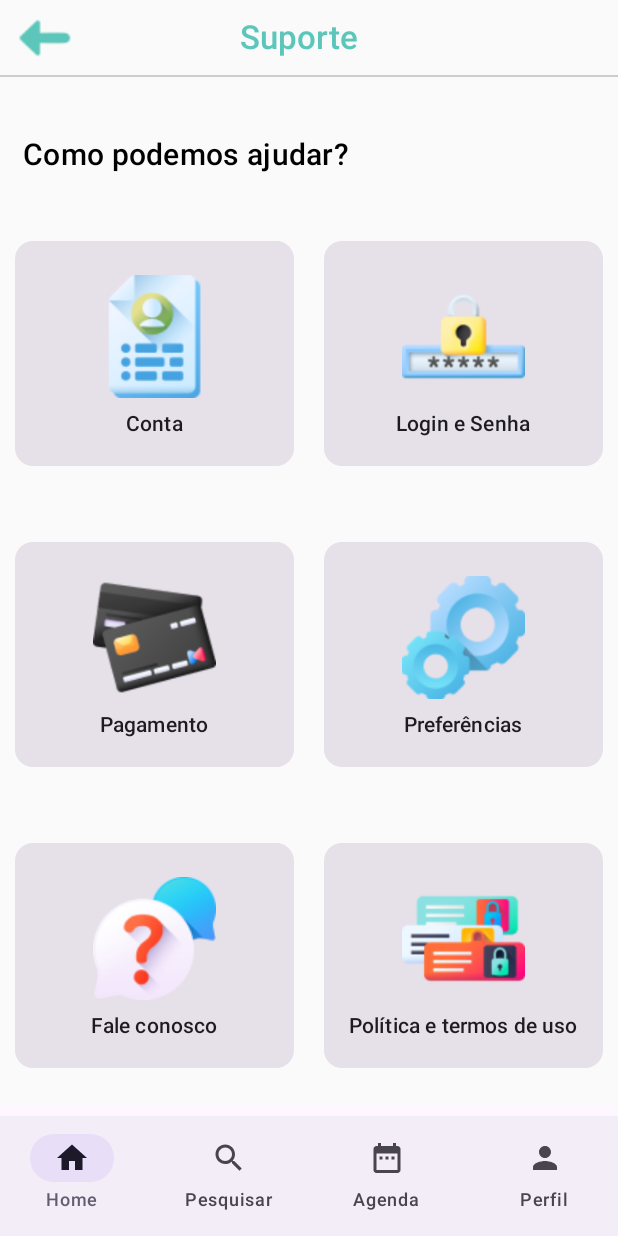
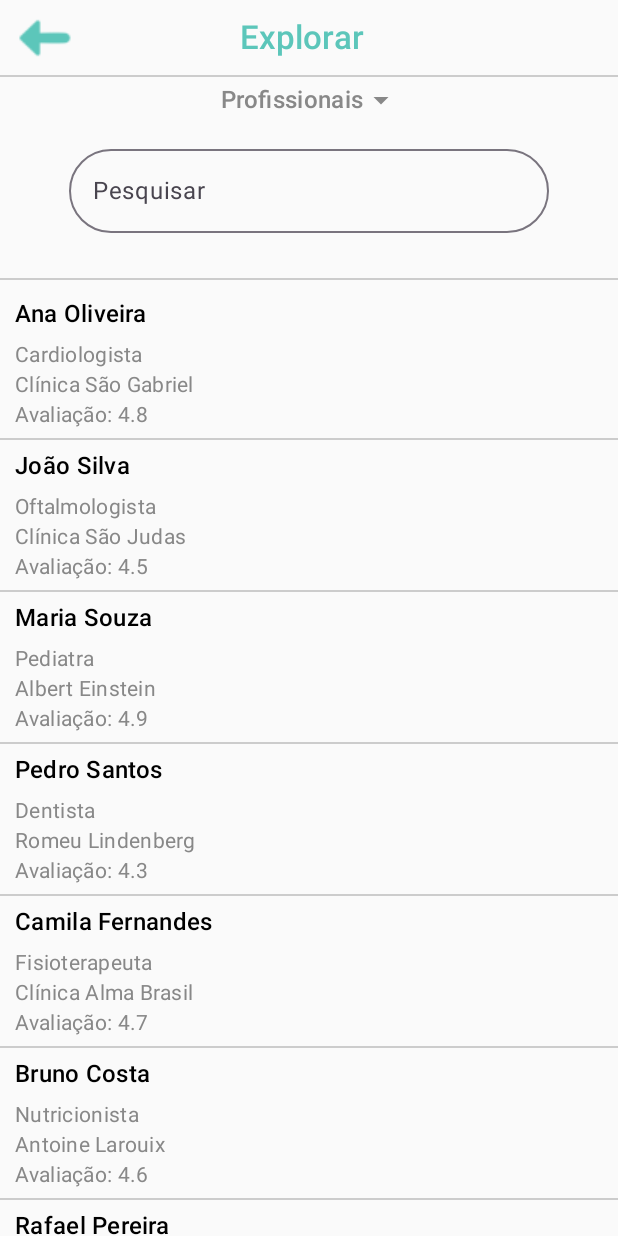
Before and after one commit to Sanittas/app-sanittas, an Android app built with Jetpack Compose: the screen it shows after launch (MainActivity), on a phone screen of 412 x 824 dp. Run offline under Robolectric (Android 15) with nearby library versions, the phone set to English and light mode, and no system bars.

Commit message:
add explore screens and updates

```diff
--- a/sanittas_mobile/app/src/main/java/com/example/sanittas_mobile/MainActivity.kt
+++ b/sanittas_mobile/app/src/main/java/com/example/sanittas_mobile/MainActivity.kt
@@ -3,14 +3,9 @@ package com.example.sanittas_mobile
 import android.os.Bundle
 import androidx.activity.ComponentActivity
 import androidx.activity.compose.setContent
-import androidx.compose.foundation.layout.fillMaxSize
-import androidx.compose.material3.MaterialTheme
-import androidx.compose.material3.Surface
-import androidx.compose.material3.Text
-import androidx.compose.runtime.Composable
-import androidx.compose.ui.Modifier
-import androidx.compose.ui.tooling.preview.Preview
-import com.example.sanittas_mobile.screens.ServicesScreen
+import com.example.sanittas_mobile.screens.CompaniesScreen
+import com.example.sanittas_mobile.screens.EmployeesScreen
+import com.example.sanittas_mobile.screens.Empresa
 import com.example.sanittas_mobile.screens.SupportScreen
 import com.example.sanittas_mobile.ui.theme.Sanittas_mobileTheme
 
@@ -18,7 +13,7 @@ class MainActivity : ComponentActivity() {
     override fun onCreate(savedInstanceState: Bundle?) {
         super.onCreate(savedInstanceState)
         setContent {
-            SupportScreen()
+            EmployeesScreen()
         }
     }
 }
--- /dev/null
+++ b/sanittas_mobile/app/src/main/java/com/example/sanittas_mobile/screens/ExploreEmployeesScreen.kt
@@ -0,0 +1,221 @@
+package com.example.sanittas_mobile.screens
+
+import androidx.compose.foundation.Image
+import androidx.compose.foundation.clickable
+import androidx.compose.foundation.layout.Arrangement
+import androidx.compose.foundation.layout.Column
+import androidx.compose.foundation.layout.Row
+import androidx.compose.foundation.layout.aspectRatio
+import androidx.compose.foundation.layout.fillMaxSize
+import androidx.compose.foundation.layout.fillMaxWidth
+import androidx.compose.foundation.layout.height
+import androidx.compose.foundation.layout.padding
+import androidx.compose.foundation.layout.width
+import androidx.compose.foundation.lazy.LazyColumn
+import androidx.compose.foundation.lazy.items
+import androidx.compose.foundation.shape.RoundedCornerShape
+import androidx.compose.material.icons.Icons
+import androidx.compose.material.icons.filled.ArrowDropDown
+import androidx.compose.material3.Divider
+import androidx.compose.material3.Icon
+import androidx.compose.material3.MaterialTheme
+import androidx.compose.material3.OutlinedTextField
+import androidx.compose.material3.Text
+import androidx.compose.runtime.Composable
+import androidx.compose.runtime.getValue
+import androidx.compose.runtime.mutableStateOf
+import androidx.compose.runtime.remember
+import androidx.compose.runtime.setValue
+import androidx.compose.ui.Alignment
+import androidx.compose.ui.Modifier
+import androidx.compose.ui.graphics.Color
+import androidx.compose.ui.res.colorResource
+import androidx.compose.ui.res.painterResource
+import androidx.compose.ui.res.stringResource
+import androidx.compose.ui.text.font.FontWeight
+import androidx.compose.ui.text.style.TextAlign
+import androidx.compose.ui.tooling.preview.Preview
+import androidx.compose.ui.unit.dp
+import com.example.sanittas_mobile.R
+import com.example.sanittas_mobile.navigation.AppNavigation
+
+
+data class Funcionario(
+    val nome: String,
+    val empresa: String,
+    val especializacao: String,
+    val avaliacao: Float
+)
+
+val funcionarios = listOf(
+    Funcionario(
+        nome = "Ana Oliveira",
+        empresa = "Clínica São Gabriel",
+        especializacao = "Cardiologista",
+        avaliacao = 4.8f
+    ),
+    Funcionario(
+        nome = "João Silva",
+        empresa = "Clínica São Judas",
+        especializacao = "Oftalmologista",
+        avaliacao = 4.5f
+    ),
+    Funcionario(
+        nome = "Maria Souza",
+        empresa = "Albert Einstein",
+        especializacao = "Pediatra",
+        avaliacao = 4.9f
+    ),
+    Funcionario(
+        nome = "Pedro Santos",
+        empresa = "Romeu Lindenberg",
+        especializacao = "Dentista",
+        avaliacao = 4.3f
+    ),
+    Funcionario(
+        nome = "Camila Fernandes",
+        empresa = "Clínica Alma Brasil",
+        especializacao = "Fisioterapeuta",
+        avaliacao = 4.7f
+    ),
+    Funcionario(
+        nome = "Bruno Costa",
+        empresa = "Antoine Larouix",
+        especializacao = "Nutricionista",
+        avaliacao = 4.6f
+    ),
+    Funcionario(
+        nome = "Rafael Pereira",
+        empresa = "Clínica São Judas",
+        especializacao = "Dermatologista",
+        avaliacao = 4.4f
+    ),
+    Funcionario(
+        nome = "Luisa Martins",
+        empresa = "Clínica São Gabriel",
+        especializacao = "Ginecologista",
+        avaliacao = 4.8f
+    ),
+    Funcionario(
+        nome = "Daniel Barbosa",
+        empresa = "Romeu Lindenberg",
+        especializacao = "Psicólogo",
+        avaliacao = 4.2f
+    ),
+)
+
+@Composable
+fun EmployeesScreen() {
+    Column(
+        modifier = Modifier.fillMaxSize()
+    ) {
+        Row(
+            modifier = Modifier
+                .fillMaxWidth()
+                .height(50.dp)
+                .align(Alignment.CenterHorizontally)
+        ) {
+            Image(
+                painter = painterResource(id = R.drawable.arrow_back),
+                contentDescription = null,
+                modifier = Modifier
+                    .aspectRatio(1f)
+                    .padding(start = 10.dp)
+                    .clickable { }
+            )
+            Text(
+                text = stringResource(id = R.string.explore_top_bar),
+                modifier = Modifier
+                    .align(Alignment.CenterVertically)
+                    .padding(start = 110.dp),
+                style = MaterialTheme.typography.titleLarge.copy(fontWeight = FontWeight.SemiBold),
+                color = colorResource(id = R.color.sanittas)
+            )
+        }
+        Divider(
+            color = Color.LightGray
+        )
+        Row(
+            modifier = Modifier
+                .fillMaxWidth()
+                .height(30.dp),
+            horizontalArrangement = Arrangement.Center
+        ) {
+            Text(
+                text = stringResource(id = R.string.employees_top),
+                modifier = Modifier
+                    .align(Alignment.CenterVertically)
+                    .clickable { },
+                style = MaterialTheme.typography.titleMedium,
+                color = Color.Gray,
+                textAlign = TextAlign.Center
+            )
+            Icon(
+                imageVector = Icons.Default.ArrowDropDown,
+                contentDescription = null,
+                tint = Color.Gray,
+                modifier = Modifier.align(Alignment.CenterVertically)
+            )
+        }
+        var pesquisa by remember {
+            mutableStateOf("")
+        }
+        OutlinedTextField(modifier = Modifier
+            .width(320.dp)
+            .align(Alignment.CenterHorizontally)
+            .padding(top = 10.dp),
+            shape = RoundedCornerShape(50),
+            value = pesquisa,
+            onValueChange = {
+                pesquisa = it
+            },
+            label = {
+                Text(stringResource(id = R.string.explore_label))
+            },
+            placeholder = {
+                Text(stringResource(id = R.string.employees_placeholder))
+            }
+        )
+        Divider(
+            modifier = Modifier.padding(top = 30.dp),
+            color = Color.LightGray
+        )
+        LazyColumn(
+            modifier = Modifier
+                .fillMaxWidth()
+                .padding(top = 5.dp)
+        ) {
+            items(funcionarios) { funcionario ->
+                Text(
+                    text = funcionario.nome,
+                    maxLines = 1,
+                    modifier = Modifier
+                        .align(Alignment.Start)
+                        .padding(start = 10.dp, top = 5.dp),
+                    style = MaterialTheme.typography.titleMedium.copy(fontWeight = FontWeight.SemiBold),
+                    color = Color.Black,
+                )
+                Text(
+                    text = "${funcionario.especializacao} \n${funcionario.empresa} \nAvaliação: ${funcionario.avaliacao}",
+                    modifier = Modifier
+                        .align(Alignment.Start)
+                        .padding(start = 10.dp, top = 5.dp),
+                    style = MaterialTheme.typography.bodyMedium,
+                    color = Color.Gray,
+                )
+                Divider(
+                    modifier = Modifier.padding(top = 5.dp),
+                    color = Color.LightGray
+                )
+            }
+        }
+        AppNavigation()
+    }
+}
+
+
+@Preview
+@Composable
+fun EmployeesPreview() {
+    EmployeesScreen()
+}
--- a/sanittas_mobile/app/src/main/java/com/example/sanittas_mobile/screens/HomeScreen.kt
+++ b/sanittas_mobile/app/src/main/java/com/example/sanittas_mobile/screens/HomeScreen.kt
@@ -2,6 +2,7 @@ package com.example.sanittas_mobile.screens
 
 import androidx.annotation.DrawableRes
 import androidx.compose.foundation.Image
+import androidx.compose.foundation.clickable
 import androidx.compose.foundation.layout.Arrangement
 import androidx.compose.foundation.layout.Column
 import androidx.compose.foundation.layout.Row
@@ -204,6 +205,7 @@ fun CardItem(
         modifier = Modifier
             .padding(horizontal = 10.dp, vertical = 25.dp)
             .width(150.dp)
+            .clickable {  }
     ) {
         Column(
             modifier = Modifier.padding(8.dp),
--- a/sanittas_mobile/app/src/main/java/com/example/sanittas_mobile/screens/SupportScreen.kt
+++ b/sanittas_mobile/app/src/main/java/com/example/sanittas_mobile/screens/SupportScreen.kt
@@ -49,7 +49,6 @@ fun SupportScreen() {
                 painter = painterResource(id = R.drawable.arrow_back),
                 contentDescription = null,
                 modifier = Modifier
-                    .height(50.dp)
                     .aspectRatio(1f)
                     .padding(start = 10.dp)
             )
--- a/sanittas_mobile/app/src/main/res/values/strings.xml
+++ b/sanittas_mobile/app/src/main/res/values/strings.xml
@@ -20,4 +20,10 @@
     <string name="support_icon_id6">Política e termos de uso</string>
     <string name="support_top_bar">Suporte</string>
     <string name="support_top">Como podemos ajudar?</string>
+    <string name="explore_top_bar">Explorar</string>
+    <string name="companies_top">Empresas</string>
+    <string name="explore_label">Pesquisar</string>
+    <string name="companies_placeholder">Digite o nome da empresa</string>
+    <string name="employees_placeholder">Digite o nome do profissional</string>
+    <string name="employees_top">Profissionais</string>
 </resources>
```
Also changed, not shown: sanittas_mobile/app/src/main/java/com/example/sanittas_mobile/screens/ExploreCompaniesScreen.kt (added, +218 -0 lines).
